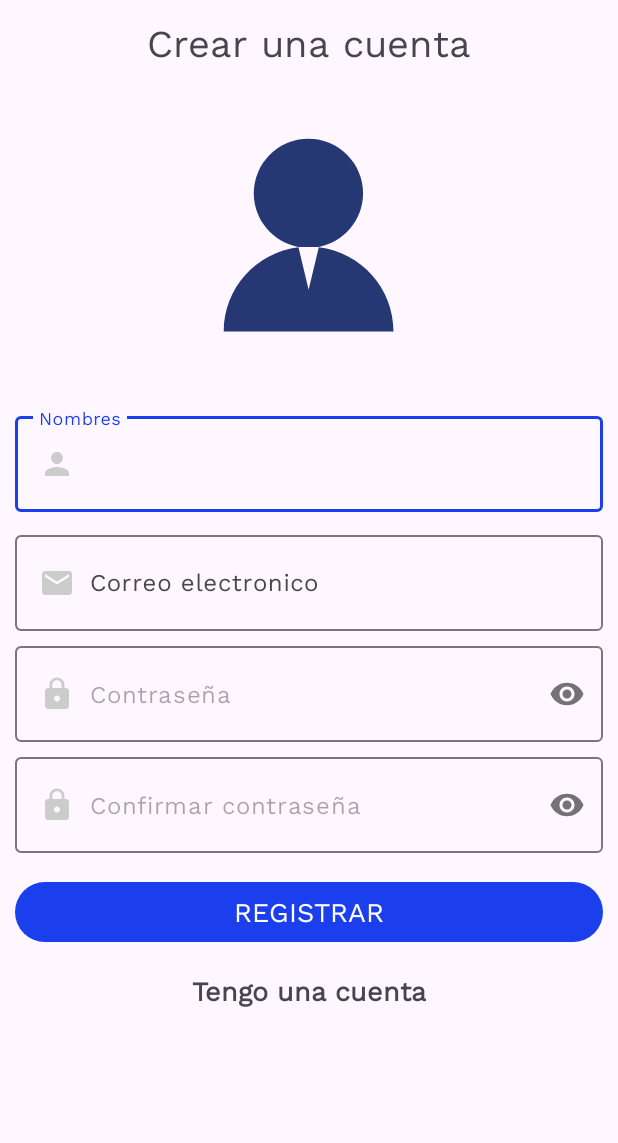
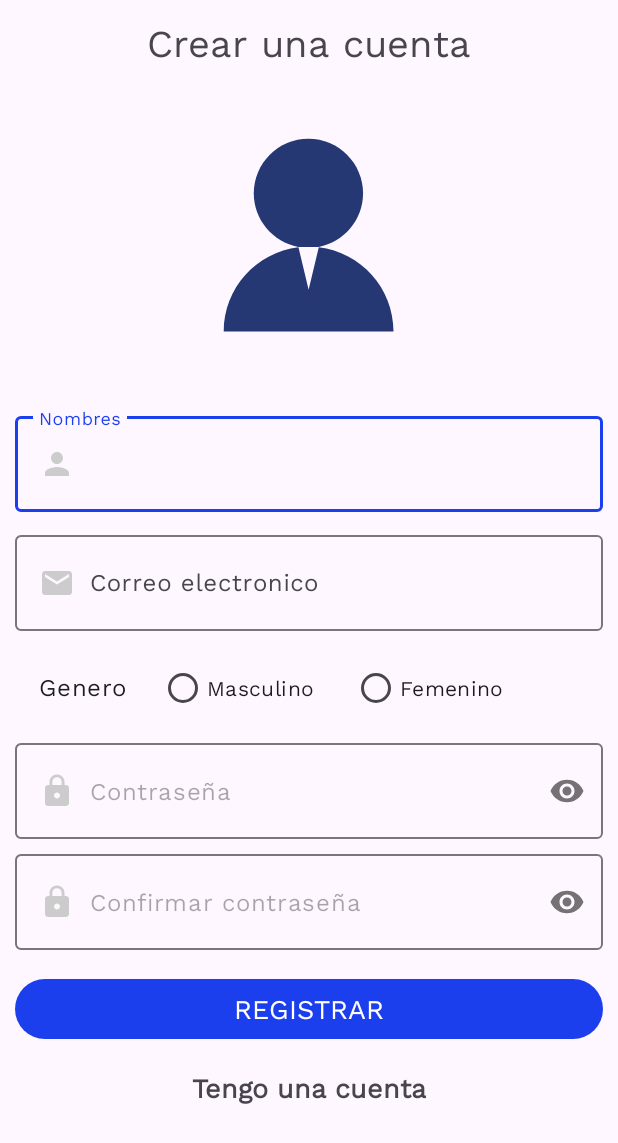
Before and after one commit to Stiven7-7/Noticias_App, an Android app: the Registro screen opened directly, with no data from a screen before it, on a phone screen of 412 x 824 dp. Shown: the top 1143 px of the screen. Run offline under Robolectric (Android 15) with nearby library versions, the phone set to English and light mode, and no system bars.

Commit message:
Ajuste formulario registro y boton salir

```diff
--- a/app/src/main/java/com/example/noticias_app/Registro.java
+++ b/app/src/main/java/com/example/noticias_app/Registro.java
@@ -10,6 +10,8 @@ import android.util.Patterns;
 import android.view.View;
 import android.widget.Button;
 import android.widget.EditText;
+import android.widget.RadioButton;
+import android.widget.RadioGroup;
 import android.widget.TextView;
 import android.widget.Toast;
 
@@ -17,9 +19,11 @@ public class Registro extends AppCompatActivity {
 
     EditText NombreET, CorreoET, ContraseñaET, ConfirmarContraseñaET;
     Button RegistrarUsuario;
+    RadioGroup  GeneroRg;
     TextView TengoUnaCuentaTXT;
 
     String nombre = "", correo = "", password = "", confirmarPassword = "";
+    int generoSeleccionado;
 
     @Override
     protected void onCreate(Bundle savedInstanceState) {
@@ -39,6 +43,7 @@ public class Registro extends AppCompatActivity {
         ConfirmarContraseñaET = findViewById(R.id.ConfirmarContraseñaET);
         RegistrarUsuario = findViewById(R.id.RegistrarUsuario);
         TengoUnaCuentaTXT = findViewById(R.id.TengoUnaCuentaTXT);
+        GeneroRg = findViewById(R.id.GeneroRg);
 
         RegistrarUsuario.setOnClickListener(new View.OnClickListener() {
             @Override
@@ -63,11 +68,14 @@ public class Registro extends AppCompatActivity {
         correo = CorreoET.getText().toString();
         password = ContraseñaET.getText().toString();
         confirmarPassword = ConfirmarContraseñaET.getText().toString();
+        generoSeleccionado = GeneroRg.getCheckedRadioButtonId();
 
         if(TextUtils.isEmpty(nombre)){
             Toast.makeText(this,"Ingrese nombre", Toast.LENGTH_SHORT).show();
         } else if (!Patterns.EMAIL_ADDRESS.matcher(correo).matches()) {
             Toast.makeText(this,"Ingrese correo", Toast.LENGTH_SHORT).show();
+        } else if (generoSeleccionado == -1) {
+            Toast.makeText(this, "Seleccione su género", Toast.LENGTH_SHORT).show();
         } else if (TextUtils.isEmpty(password)) {
             Toast.makeText(this,"Ingrese contraseña", Toast.LENGTH_SHORT).show();
         } else if (TextUtils.isEmpty(confirmarPassword)) {
--- a/app/src/main/res/layout/activity_menu_principal.xml
+++ b/app/src/main/res/layout/activity_menu_principal.xml
@@ -69,6 +69,12 @@
 
         </androidx.cardview.widget.CardView>
 
+        <Button
+            android:id="@+id/CerrarSesion"
+            android:text="@string/CerrarSesion"
+            android:layout_width="wrap_content"
+            android:layout_height="wrap_content"/>
+
     </androidx.appcompat.widget.LinearLayoutCompat>
 
 </ScrollView>
--- a/app/src/main/res/layout/activity_registro.xml
+++ b/app/src/main/res/layout/activity_registro.xml
@@ -69,8 +69,46 @@
 
         <com.google.android.material.textfield.TextInputLayout
             android:layout_width="match_parent"
+            android:layout_height="match_parent"
+            android:layout_marginTop="5dp">
+
+            <RadioGroup
+                android:id="@+id/GeneroRg"
+                android:layout_width="wrap_content"
+                android:layout_height="wrap_content"
+                android:orientation="horizontal">
+
+                <EditText
+                    android:text="@string/GeneroRg"
+                    android:fontFamily="@font/worksans"
+                    android:padding="20dp"
+                    android:drawablePadding="10dp"
+                    android:layout_width="match_parent"
+                    android:layout_height="wrap_content"/>
+
+                <RadioButton
+                    android:id="@+id/MasculinoRb"
+                    android:text="@string/MasculinoRb"
+                    android:fontFamily="@font/worksans"
+                    android:layout_marginLeft="5dp"
+                    android:layout_width="wrap_content"
+                    android:layout_height="wrap_content"/>
+
+                <RadioButton
+                    android:id="@+id/FemeninoRb"
+                    android:text="@string/FemeninoRb"
+                    android:fontFamily="@font/worksans"
+                    android:layout_marginLeft="25dp"
+                    android:layout_width="wrap_content"
+                    android:layout_height="wrap_content"/>
+
+            </RadioGroup>
+        </com.google.android.material.textfield.TextInputLayout>
+
+        <com.google.android.material.textfield.TextInputLayout
+            android:layout_width="match_parent"
             android:layout_height="wrap_content"
-            android:layout_marginTop="10dp"
+            android:layout_marginTop="5dp"
             app:passwordToggleEnabled="true"
             app:hintEnabled="false">
 
--- a/app/src/main/res/values/strings.xml
+++ b/app/src/main/res/values/strings.xml
@@ -13,8 +13,13 @@
     <string name="ConfirmarContraseñaET">Confirmar contraseña</string>
     <string name="RegistrarUsuario">REGISTRAR</string>
     <string name="TengoUnaCuentaTXT">Tengo una cuenta</string>
+    <string name="GeneroRg">Genero</string>
+    <string name="MasculinoRb">Masculino</string>
+    <string name="FemeninoRb">Femenino</string>
+
 
     <!--MENU PRINCIPAL-->
+    <string name="CerrarSesion">Salir</string>
     <string name="BienvenidoPrincipal">Bienvenid@</string>
     <string name="NombrePrincipal"> -- </string>
     <string name="CorreoPrincipal"> -- </string>
```
Also changed, not shown: app/src/main/java/com/example/noticias_app/MenuPrincipal.java (+19 -1 lines).
